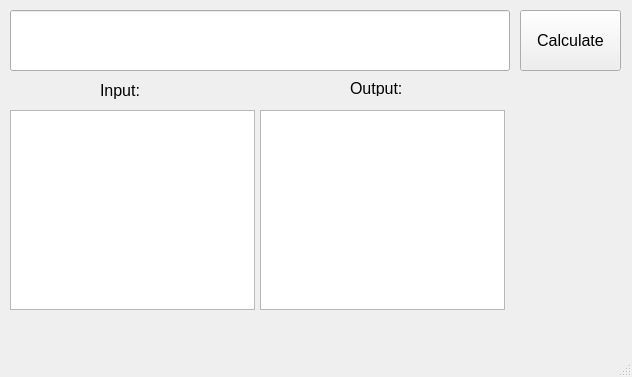
The window that calculator_ui.ui (MarcusWingen/Calculator) describes before a commit, drawn with Qt 5.
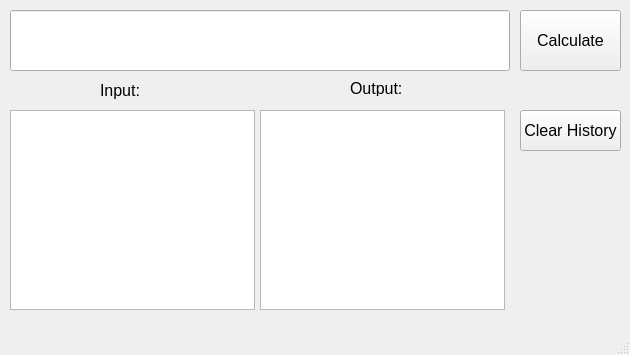
The same window after the commit.

Commit message: updated UI and display of lage nums

What changed in the file:
```diff
--- a/calculator_ui.ui
+++ b/calculator_ui.ui
@@ -6,10 +6,16 @@
    <rect>
     <x>0</x>
     <y>0</y>
-    <width>632</width>
-    <height>377</height>
+    <width>630</width>
+    <height>355</height>
    </rect>
   </property>
+  <property name="minimumSize">
+   <size>
+    <width>630</width>
+    <height>160</height>
+   </size>
+  </property>
   <property name="windowTitle">
    <string>MainWindow</string>
   </property>
@@ -55,7 +61,7 @@
      <rect>
       <x>100</x>
       <y>80</y>
-      <width>41</width>
+      <width>51</width>
       <height>21</height>
      </rect>
     </property>
@@ -73,7 +79,7 @@
      <rect>
       <x>350</x>
       <y>80</y>
-      <width>51</width>
+      <width>61</width>
       <height>16</height>
      </rect>
     </property>
@@ -118,6 +124,27 @@
       <pointsize>12</pointsize>
      </font>
     </property>
+    <property name="dragDropMode">
+     <enum>QAbstractItemView::DragOnly</enum>
+    </property>
+   </widget>
+   <widget class="QPushButton" name="clear_button">
+    <property name="geometry">
+     <rect>
+      <x>520</x>
+      <y>110</y>
+      <width>101</width>
+      <height>41</height>
+     </rect>
+    </property>
+    <property name="font">
+     <font>
+      <pointsize>12</pointsize>
+     </font>
+    </property>
+    <property name="text">
+     <string>Clear History</string>
+    </property>
    </widget>
   </widget>
   <widget class="QMenuBar" name="menubar">
```
Left out of the diff: 7 changed lines with no effect on the pictures. The commit also changes 1 other file.
